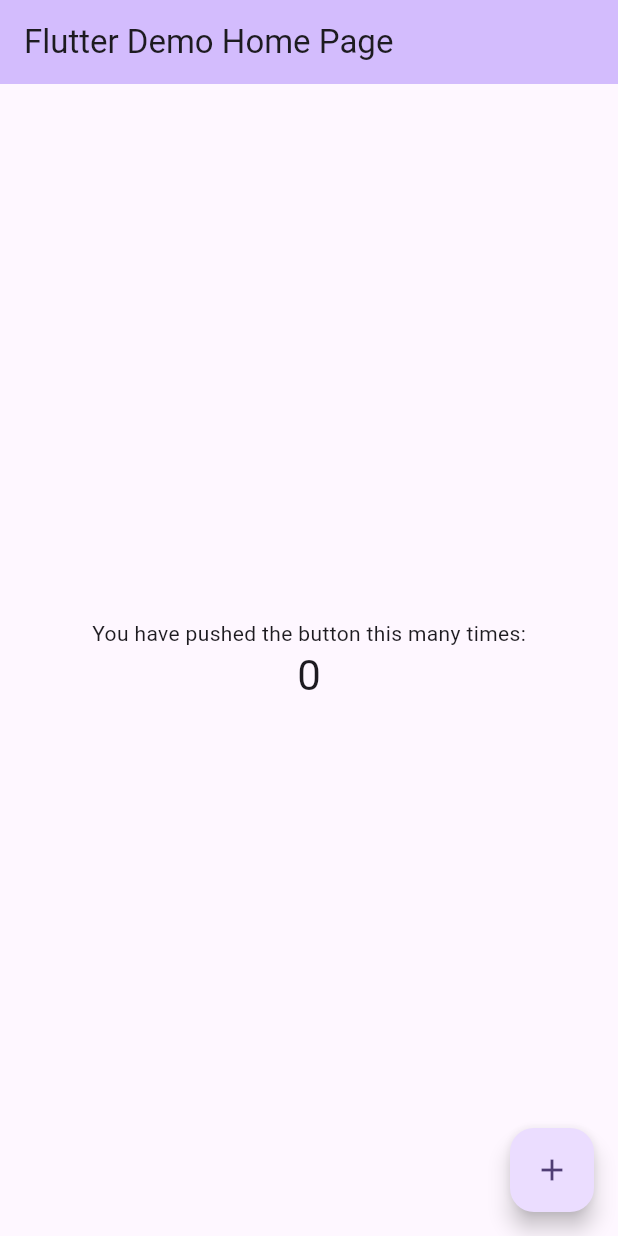
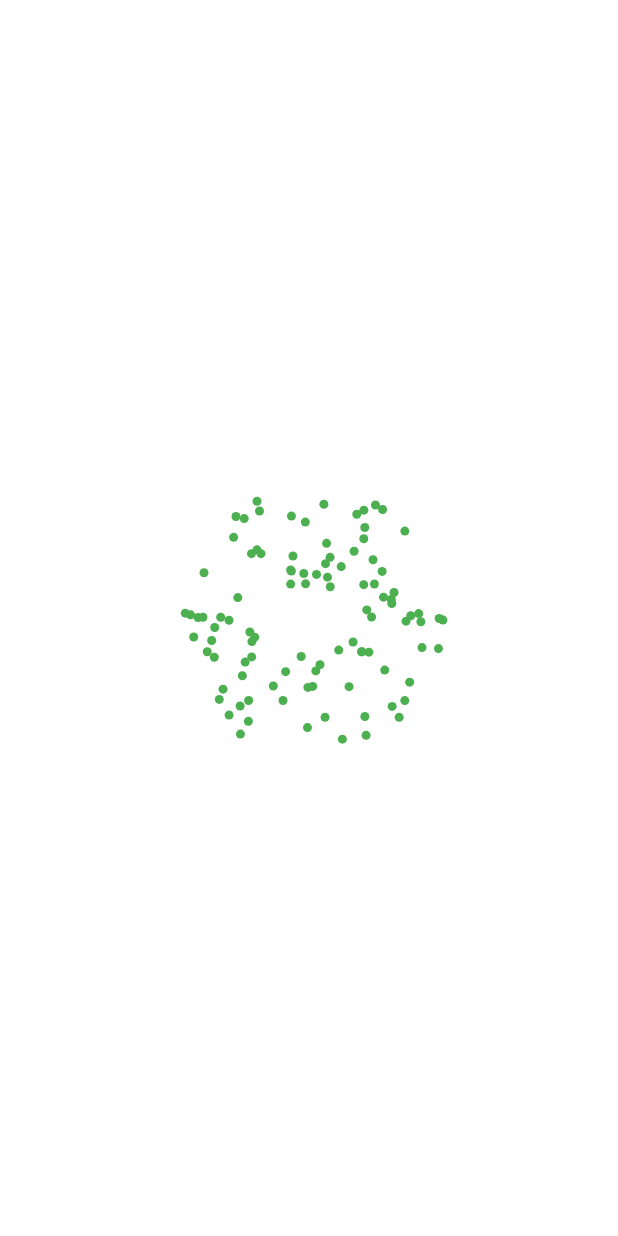
Before and after one commit to Rodrigue-k/music_visualizer, a Flutter app: the screen it shows after launch, on a phone screen of 412 x 824 dp. Run offline on Flutter 3.47's test engine with Material 3 defaults, Android fonts, the phone set to English and light mode, and no system bars.

Commit message:
CircleGraphPaint avec CustomPaint

```diff
--- a/lib/main.dart
+++ b/lib/main.dart
@@ -1,4 +1,5 @@
 import 'package:flutter/material.dart';
+import 'package:music_visualizer/screen/music_vizualizer.dart';
 
 void main() {
   runApp(const MyApp());
@@ -7,119 +8,15 @@ void main() {
 class MyApp extends StatelessWidget {
   const MyApp({super.key});
 
-  // This widget is the root of your application.
   @override
   Widget build(BuildContext context) {
     return MaterialApp(
+      debugShowCheckedModeBanner: false,
       title: 'Flutter Demo',
       theme: ThemeData(
-        // This is the theme of your application.
-        //
-        // TRY THIS: Try running your application with "flutter run". You'll see
-        // the application has a purple toolbar. Then, without quitting the app,
-        // try changing the seedColor in the colorScheme below to Colors.green
-        // and then invoke "hot reload" (save your changes or press the "hot
-        // reload" button in a Flutter-supported IDE, or press "r" if you used
-        // the command line to start the app).
-        //
-        // Notice that the counter didn't reset back to zero; the application
-        // state is not lost during the reload. To reset the state, use hot
-        // restart instead.
-        //
-        // This works for code too, not just values: Most code changes can be
-        // tested with just a hot reload.
-        colorScheme: ColorScheme.fromSeed(seedColor: Colors.deepPurple),
         useMaterial3: true,
       ),
-      home: const MyHomePage(title: 'Flutter Demo Home Page'),
+      home: const MusicVizualizer(),
     );
   }
 }
-
-class MyHomePage extends StatefulWidget {
-  const MyHomePage({super.key, required this.title});
-
-  // This widget is the home page of your application. It is stateful, meaning
-  // that it has a State object (defined below) that contains fields that affect
-  // how it looks.
-
-  // This class is the configuration for the state. It holds the values (in this
-  // case the title) provided by the parent (in this case the App widget) and
-  // used by the build method of the State. Fields in a Widget subclass are
-  // always marked "final".
-
-  final String title;
-
-  @override
-  State<MyHomePage> createState() => _MyHomePageState();
-}
-
-class _MyHomePageState extends State<MyHomePage> {
-  int _counter = 0;
-
-  void _incrementCounter() {
-    setState(() {
-      // This call to setState tells the Flutter framework that something has
-      // changed in this State, which causes it to rerun the build method below
-      // so that the display can reflect the updated values. If we changed
-      // _counter without calling setState(), then the build method would not be
-      // called again, and so nothing would appear to happen.
-      _counter++;
-    });
-  }
-
-  @override
-  Widget build(BuildContext context) {
-    // This method is rerun every time setState is called, for instance as done
-    // by the _incrementCounter method above.
-    //
-    // The Flutter framework has been optimized to make rerunning build methods
-    // fast, so that you can just rebuild anything that needs updating rather
-    // than having to individually change instances of widgets.
-    return Scaffold(
-      appBar: AppBar(
-        // TRY THIS: Try changing the color here to a specific color (to
-        // Colors.amber, perhaps?) and trigger a hot reload to see the AppBar
-        // change color while the other colors stay the same.
-        backgroundColor: Theme.of(context).colorScheme.inversePrimary,
-        // Here we take the value from the MyHomePage object that was created by
-        // the App.build method, and use it to set our appbar title.
-        title: Text(widget.title),
-      ),
-      body: Center(
-        // Center is a layout widget. It takes a single child and positions it
-        // in the middle of the parent.
-        child: Column(
-          // Column is also a layout widget. It takes a list of children and
-          // arranges them vertically. By default, it sizes itself to fit its
-          // children horizontally, and tries to be as tall as its parent.
-          //
-          // Column has various properties to control how it sizes itself and
-          // how it positions its children. Here we use mainAxisAlignment to
-          // center the children vertically; the main axis here is the vertical
-          // axis because Columns are vertical (the cross axis would be
-          // horizontal).
-          //
-          // TRY THIS: Invoke "debug painting" (choose the "Toggle Debug Paint"
-          // action in the IDE, or press "p" in the console), to see the
-          // wireframe for each widget.
-          mainAxisAlignment: MainAxisAlignment.center,
-          children: <Widget>[
-            const Text(
-              'You have pushed the button this many times:',
-            ),
-            Text(
-              '$_counter',
-              style: Theme.of(context).textTheme.headlineMedium,
-            ),
-          ],
-        ),
-      ),
-      floatingActionButton: FloatingActionButton(
-        onPressed: _incrementCounter,
-        tooltip: 'Increment',
-        child: const Icon(Icons.add),
-      ), // This trailing comma makes auto-formatting nicer for build methods.
-    );
-  }
-}
--- /dev/null
+++ b/lib/screen/music_vizualizer.dart
@@ -0,0 +1,63 @@
+import 'dart:math';
+import 'dart:math' as math;
+
+import 'package:flutter/material.dart';
+
+class MusicVizualizer extends StatefulWidget {
+  const MusicVizualizer({super.key});
+
+  @override
+  State<MusicVizualizer> createState() => _MusicVizualizerState();
+}
+
+class _MusicVizualizerState extends State<MusicVizualizer> {
+  @override
+  Widget build(BuildContext context) {
+    return Scaffold(
+      backgroundColor: Colors.white,
+      body: Container(
+        child: CustomPaint(
+          size: Size.infinite,
+          painter: CircleGraphPainter(),
+        ),
+      ),
+    );
+  }
+}
+
+class CircleGraphPainter extends CustomPainter {
+  @override
+  void paint(Canvas canvas, Size size) {
+    final center = Offset(size.width / 2, size.height / 2);
+    const maxRadius = 90.0; // Rayon maximal du cercle
+    final paint = Paint()..strokeCap = StrokeCap.round;
+
+    final random = math.Random();
+
+    // Générer 100 points à l'intérieur du cercle
+    for (int i = 0; i < 100; i++) {
+      // Générer un rayon aléatoire entre 0 et maxRadius
+      final radius = maxRadius * math.sqrt(random.nextDouble());
+      // Générer un angle aléatoire entre 0 et 2π
+      final angle = 2 * math.pi * random.nextDouble();
+
+      // Convertir en coordonnées cartésiennes
+      final x = center.dx + radius * math.cos(angle);
+      final y = center.dy + radius * math.sin(angle);
+
+      // Choisir une couleur aléatoire (bleu, vert, jaune)
+      paint.color = _getRandomColor();
+      paint.style = PaintingStyle.fill;
+      canvas.drawCircle(Offset(x, y), 3.0, paint);
+    }
+  }
+
+  Color _getRandomColor() {
+    final random = math.Random();
+    final colors = [Colors.blue, Colors.green, Colors.yellow];
+    return colors[random.nextInt(colors.length)];
+  }
+
+  @override
+  bool shouldRepaint(covariant CustomPainter oldDelegate) => true;
+}
```
Also changed, not shown: lib/constant/constant.dart (added, +31 -0 lines), pubspec.lock.
